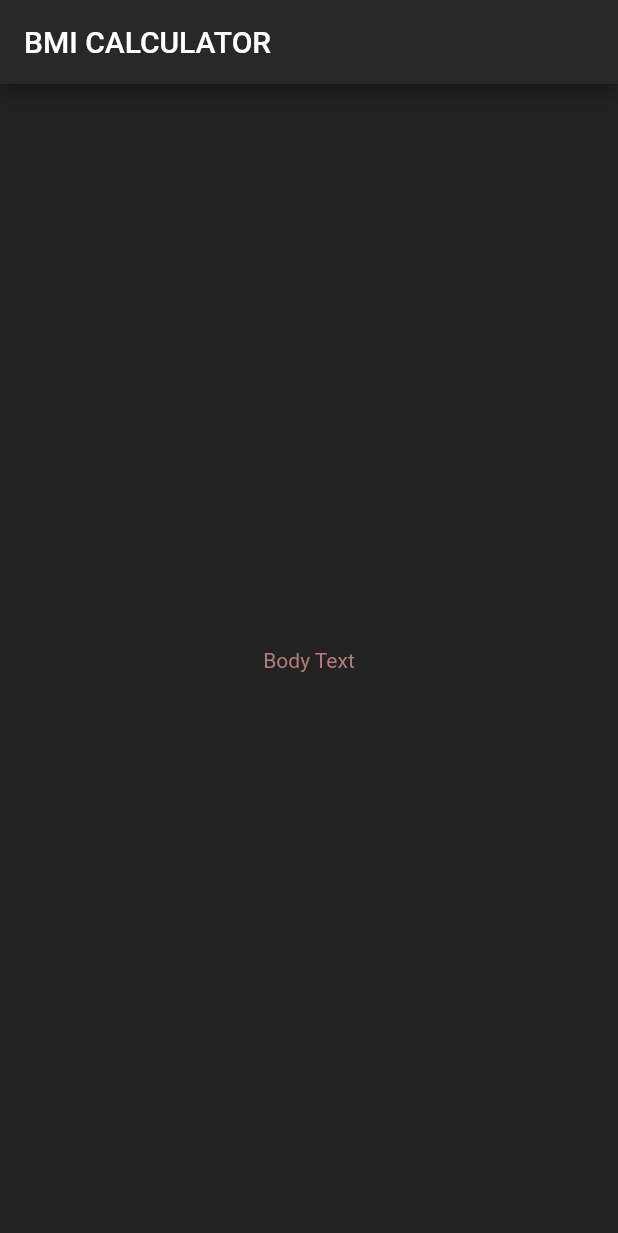
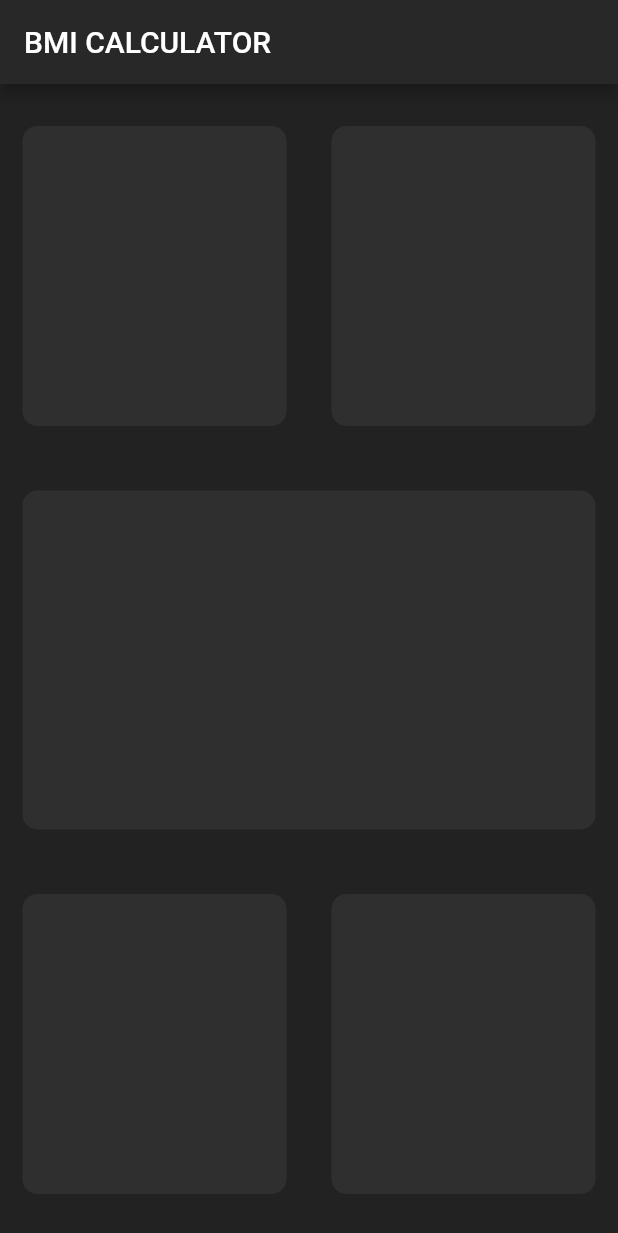
Before and after one commit to clippefuentes/bmi_flutter, a Flutter app: the screen it shows after launch, on a phone screen of 412 x 824 dp. Shown: the top 1233 px of the screen. Run offline on Flutter 3.47's test engine with Material 2 defaults, Android fonts, the phone set to English and light mode, and no system bars.

Commit message:
add structure boxes

```diff
--- a/lib/input_page.dart
+++ b/lib/input_page.dart
@@ -13,8 +13,63 @@ class _InputPageState extends State<InputPage> {
       appBar: AppBar(
         title: Text('BMI CALCULATOR'),
       ),
-      body: Center(
-        child: Text('Body Text'),
+      body: Column(
+        children: [
+          Expanded(child: Row(
+            children: [
+              Expanded(child: Container(
+                margin: EdgeInsets.all(15.0),
+                height: 200.00,
+                width: 170.0,
+                decoration: BoxDecoration(
+                  color: Color.fromARGB(255, 48, 47, 47),
+                  borderRadius: BorderRadius.circular(10.0),
+                ),
+              )),
+              Expanded(child: Container(
+                margin: EdgeInsets.all(15.0),
+                height: 200.00,
+                width: 170.0,
+                decoration: BoxDecoration(
+                  color: Color.fromARGB(255, 48, 47, 47),
+                  borderRadius: BorderRadius.circular(10.0),
+                ),
+              ))
+            ],
+          )),
+          Expanded(child: Expanded(child: Container(
+            margin: EdgeInsets.all(15.0),
+            height: 200.00,
+            width: double.infinity,
+            decoration: BoxDecoration(
+              color: Color.fromARGB(255, 48, 47, 47),
+              borderRadius: BorderRadius.circular(10.0),
+            ),
+          ))),
+          Expanded(child: Row(
+            children: [
+              Expanded(child: Container(
+                margin: EdgeInsets.all(15.0),
+                height: 200.00,
+                width: 170.0,
+                decoration: BoxDecoration(
+                  color: Color.fromARGB(255, 48, 47, 47),
+                  borderRadius: BorderRadius.circular(10.0),
+                ),
+              )),
+              Expanded(child: Container(
+                margin: EdgeInsets.all(15.0),
+                height: 200.00,
+                width: 170.0,
+                decoration: BoxDecoration(
+                  color: Color.fromARGB(255, 48, 47, 47),
+                  borderRadius: BorderRadius.circular(10.0),
+                ),
+              ))
+            ],
+          )),
+        ],
+
       ),
     );
   }
```
